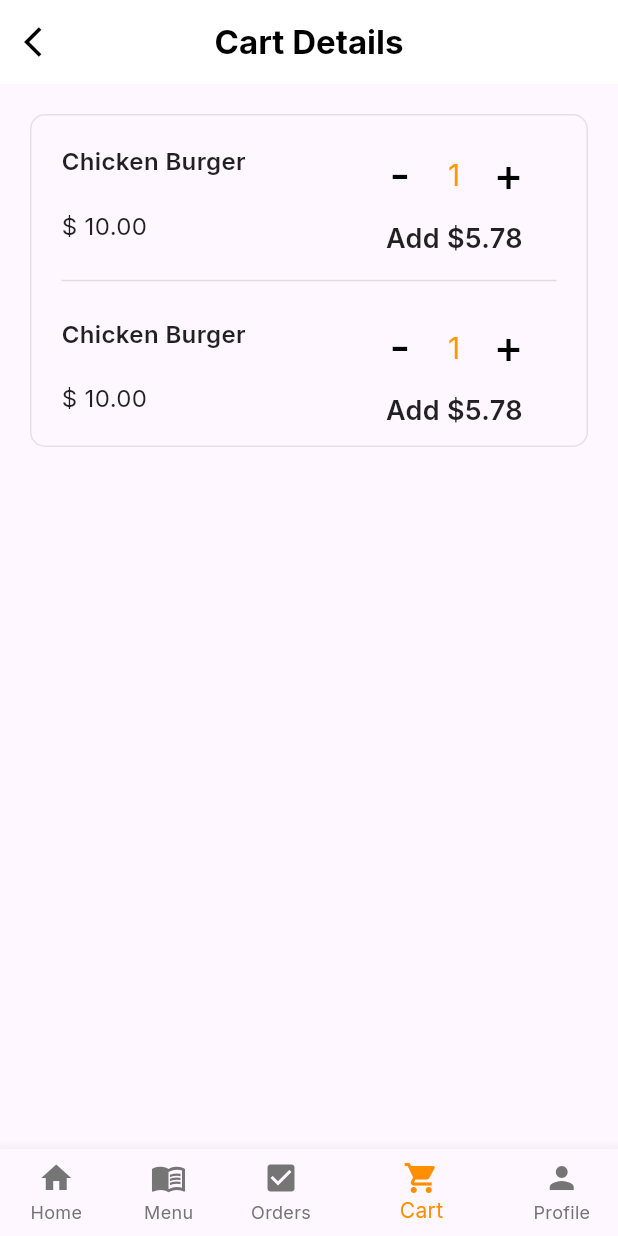
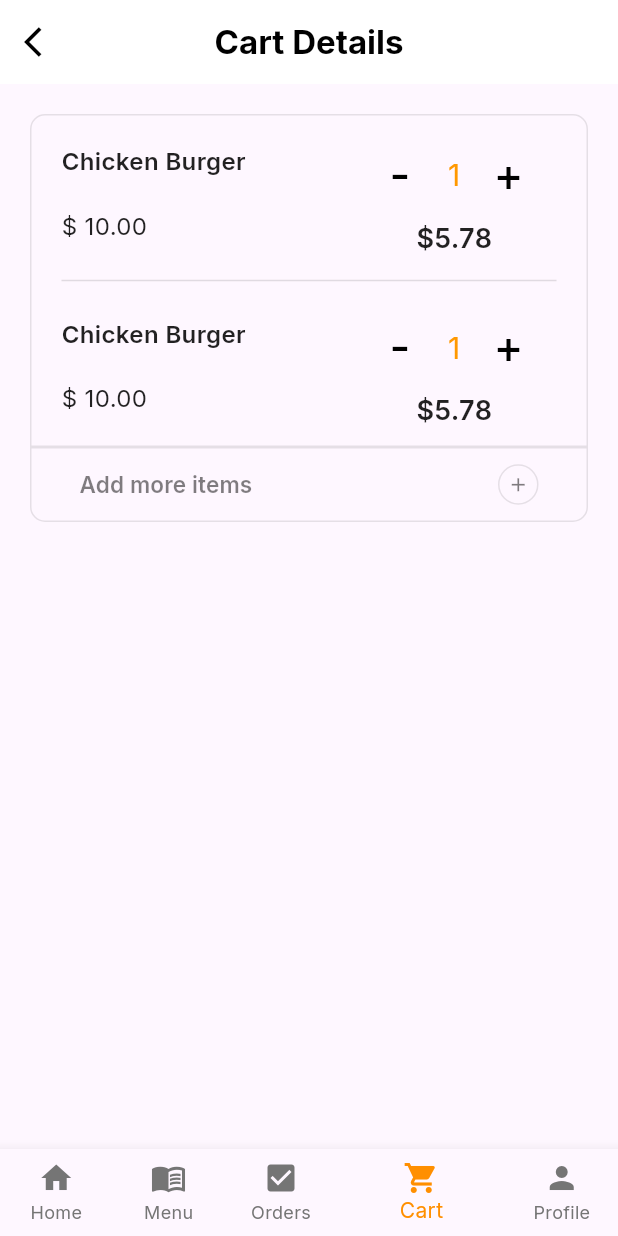
Before and after one commit to ntwari-egide/hawks-nest-restro-app-flutter, a Flutter app: the screen it shows after launch, item 4 of the bottom bar chosen, on a phone screen of 412 x 824 dp. Run offline on Flutter 3.47's test engine with Material 2 defaults, Android fonts, the phone set to English and light mode, and no system bars; our stand-ins replace carousel_slider, google_fonts; missing offline and left inert: flutter_splash_screen; network calls fail.

Commit message:
feat: implement add more

```diff
--- a/lib/screen/layout/dashboard/cart/cart_item.dart
+++ b/lib/screen/layout/dashboard/cart/cart_item.dart
@@ -90,7 +90,7 @@ class _CartItemWidgetState extends State<CartItemWidget> {
               ],
             ),
             Text(
-              'Add \$${(_itemCount * price).toStringAsFixed(2)}',
+              '\$${(_itemCount * price).toStringAsFixed(2)}',
               textAlign: TextAlign.start,
               style: const TextStyle(
                 fontSize: 18,
--- a/lib/screen/layout/dashboard/cart/welcome.dart
+++ b/lib/screen/layout/dashboard/cart/welcome.dart
@@ -50,18 +50,66 @@ class _CartViewScreenState extends State<CartViewScreen> {
                     color: const Color.fromARGB(25, 3, 3, 3),
                     width: 1,
                   ),
-                  borderRadius: BorderRadius.circular(10.0),
+                  borderRadius: const BorderRadius.only(
+                      topLeft: Radius.circular(10.0),
+                      topRight: Radius.circular(10.0)),
                 ),
                 padding: const EdgeInsets.symmetric(
                     horizontal: 20.0, vertical: 10.0),
                 child: const Column(
                   children: [
                     CartItemWidget(),
-                    Divider(height: 30,color: Color.fromARGB(30, 0, 0, 0),),
+                    Divider(
+                      height: 30,
+                      color: Color.fromARGB(30, 0, 0, 0),
+                    ),
                     CartItemWidget(),
                   ],
                 ),
-              )
+              ),
+              Container(
+                  decoration: BoxDecoration(
+                    border: Border.all(
+                      color: const Color.fromARGB(25, 3, 3, 3),
+                      width: 1,
+                    ),
+                    borderRadius: const BorderRadius.only(
+                      bottomLeft: Radius.circular(10.0),
+                      bottomRight: Radius.circular(10.0),
+                    ),
+                  ),
+                  padding: const EdgeInsets.symmetric(horizontal: 20.0),
+                  child: TextButton(
+                    child: Row(
+                      children: [
+                        const Text(
+                          "Add more items",
+                          style: TextStyle(
+                              color: Color.fromARGB(128, 0, 0, 0),
+                              fontSize: 15,
+                              fontWeight: FontWeight.w600),
+                        ),
+                        const Spacer(),
+                        Container(
+                          decoration: BoxDecoration(
+                            border: Border.all(
+                              color: const Color.fromARGB(25, 3, 3, 3),
+                              width: 1,
+                            ),
+                            borderRadius: const BorderRadius.all(
+                              Radius.circular(100.0)),
+                          ),
+                          padding: const EdgeInsets.all(5.0),
+                          child: const Icon(
+                            Icons.add,
+                            color: Color.fromARGB(128, 0, 0, 0),
+                            size: 15,
+                          ),
+                        )
+                      ],
+                    ),
+                    onPressed: () {},
+                  ))
             ],
           ),
         ),
```
